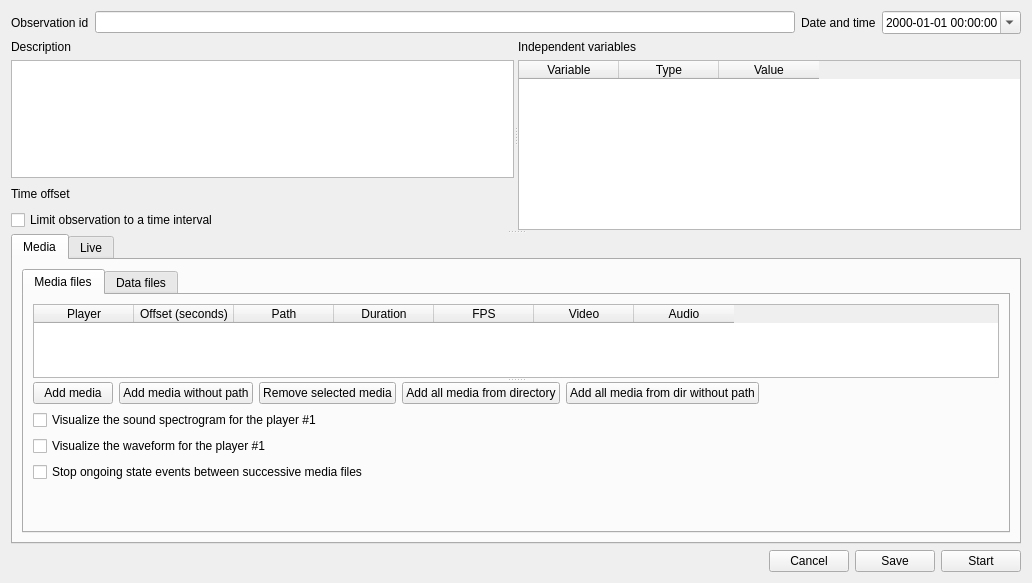
The window that boris/observation.ui (olivierfriard/BORIS) describes before a commit, drawn with Qt 5.
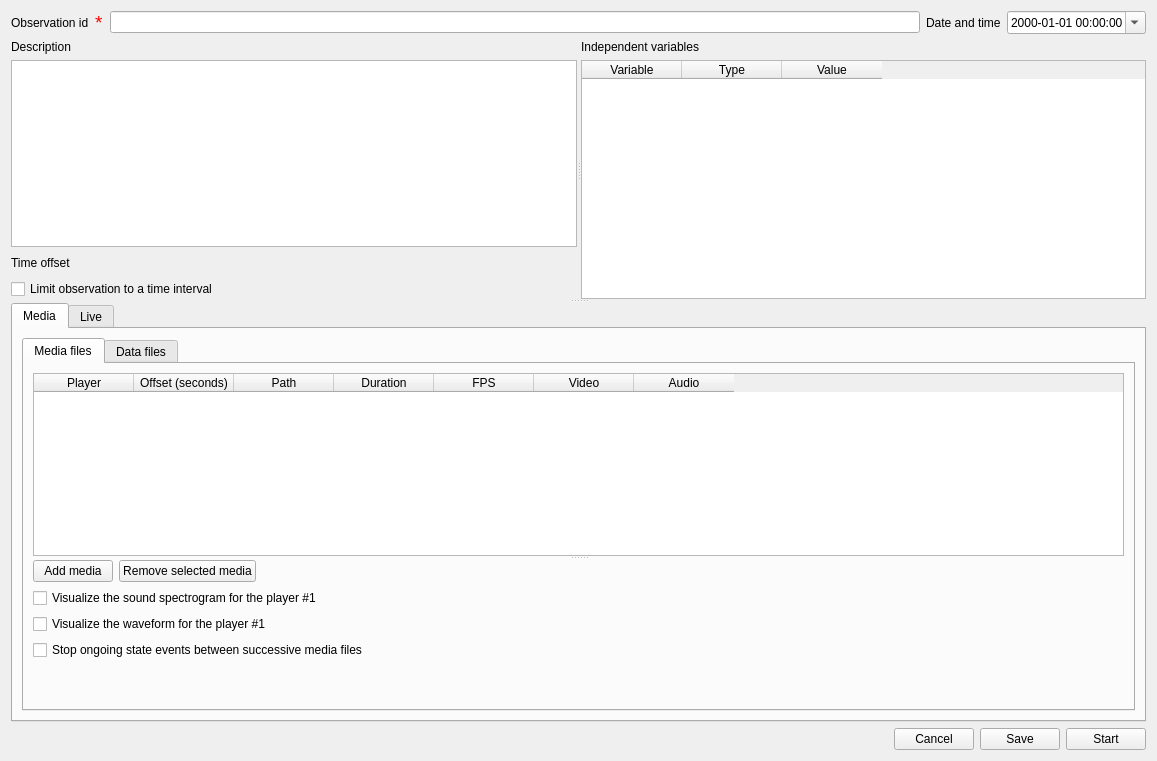
The same window after the commit.

```diff
--- a/boris/observation.ui
+++ b/boris/observation.ui
@@ -6,8 +6,8 @@
    <rect>
     <x>0</x>
     <y>0</y>
-    <width>1032</width>
-    <height>583</height>
+    <width>1157</width>
+    <height>761</height>
    </rect>
   </property>
   <property name="windowTitle">
@@ -23,6 +23,21 @@
        </property>
       </widget>
      </item>
+     <item>
+      <widget class="QLabel" name="lb_star">
+       <property name="font">
+        <font>
+         <pointsize>14</pointsize>
+        </font>
+       </property>
+       <property name="styleSheet">
+        <string notr="true">color: red</string>
+       </property>
+       <property name="text">
+        <string>*</string>
+       </property>
+      </widget>
+     </item>
      <item>
       <widget class="QLineEdit" name="leObservationId"/>
      </item>
@@ -213,12 +228,18 @@
                      <property name="editTriggers">
                       <set>QAbstractItemView::AnyKeyPressed|QAbstractItemView::DoubleClicked|QAbstractItemView::EditKeyPressed</set>
                      </property>
+                     <property name="alternatingRowColors">
+                      <bool>true</bool>
+                     </property>
                      <property name="selectionMode">
                       <enum>QAbstractItemView::MultiSelection</enum>
                      </property>
                      <property name="selectionBehavior">
                       <enum>QAbstractItemView::SelectRows</enum>
                      </property>
+                     <property name="textElideMode">
+                      <enum>Qt::ElideNone</enum>
+                     </property>
                      <column>
                       <property name="text">
                        <string>Player</string>
@@ -269,13 +290,6 @@
                        </property>
                       </widget>
                      </item>
-                     <item>
-                      <widget class="QPushButton" name="pb_add_media_without_path">
-                       <property name="text">
-                        <string>Add media without path</string>
-                       </property>
-                      </widget>
-                     </item>
                      <item>
                       <widget class="QPushButton" name="pbRemoveVideo">
                        <property name="text">
@@ -283,20 +297,6 @@
                        </property>
                       </widget>
                      </item>
-                     <item>
-                      <widget class="QPushButton" name="pbAddMediaFromDir">
-                       <property name="text">
-                        <string>Add all media from directory</string>
-                       </property>
-                      </widget>
-                     </item>
-                     <item>
-                      <widget class="QPushButton" name="pb_add_all_media_from_dir_without_path">
-                       <property name="text">
-                        <string>Add all media from dir without path</string>
-                       </property>
-                      </widget>
-                     </item>
                      <item>
                       <spacer name="horizontalSpacer_6">
                        <property name="orientation">
```
